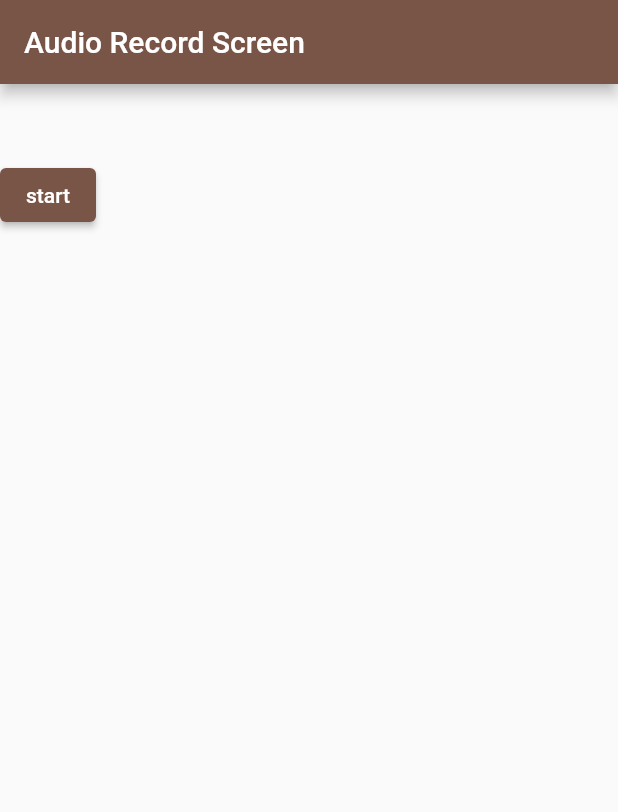
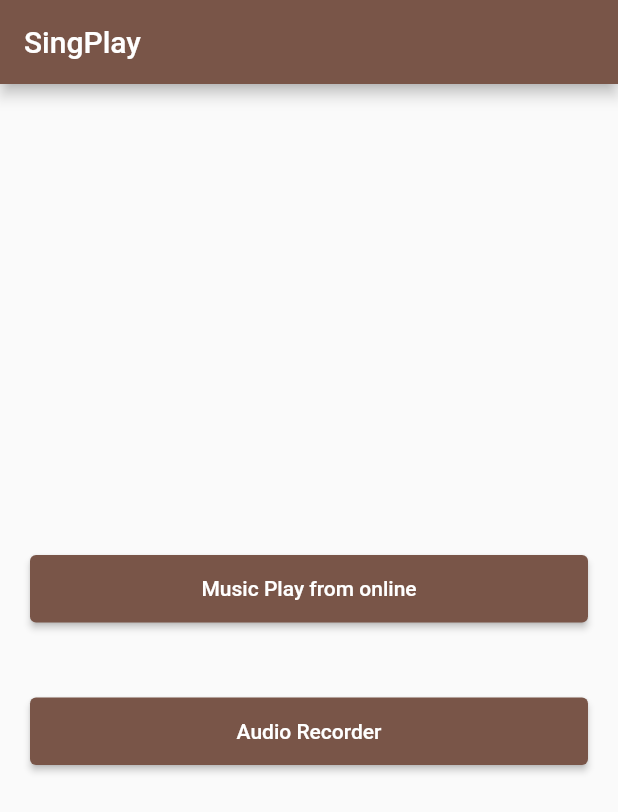
Before and after one commit to Nahin-CDR/singplay, a Flutter app: the screen it shows after launch, on a phone screen of 412 x 824 dp. Shown: the top 812 px of the screen. Run offline on Flutter 3.47's test engine with Material 2 defaults, Android fonts, the phone set to English and light mode, and no system bars; our stand-ins replace audio_video_progress_bar, audioplayers, just_audio; missing offline and left inert: record.

Commit message:
example4 added for audio recording

```diff
--- a/lib/example3/recordScreen.dart
+++ b/lib/example3/recordScreen.dart
@@ -1,5 +1,3 @@
-import 'dart:io';
-
 import 'package:flutter/material.dart';
 import 'package:record/record.dart';
 import 'package:audioplayers/audioplayers.dart';
--- /dev/null
+++ b/lib/homeScreen.dart
@@ -0,0 +1,48 @@
+import 'package:flutter/material.dart';
+import 'package:singplay/example2/musicScreen.dart';
+import 'package:singplay/example3/recordScreen.dart';
+import 'package:singplay/example4/recordScreen.dart';
+class HomeScreen extends StatelessWidget {
+  const HomeScreen({super.key});
+
+  @override
+  Widget build(BuildContext context) {
+    return Scaffold(
+      appBar: AppBar(
+        title: const Text("SingPlay"),
+      ),
+      body: Padding(
+        padding: const EdgeInsets.all(20),
+        child: Column(
+          mainAxisAlignment: MainAxisAlignment.center,
+          crossAxisAlignment: CrossAxisAlignment.center,
+          children: [
+            SizedBox(
+              height: 45,
+              width: double.infinity,
+              child: ElevatedButton(
+                  onPressed:(){
+                    Navigator.push(context, MaterialPageRoute(builder: (BuildContext context)=>const MusicScreen()));
+                  } ,
+                  child: const Text("Music Play from online")
+              ),
+            ),
+            const SizedBox(height: 50),
+            SizedBox(
+              width: double.infinity,
+              height: 45,
+              child: ElevatedButton(
+                  onPressed:(){
+                    Navigator.push(
+                        context,
+                        MaterialPageRoute(builder: (BuildContext context)=>const AudioRecorderPage()));
+                  } ,
+                  child: const Text("Audio Recorder")
+              ),
+            )
+          ],
+        ),
+      )
+    );
+  }
+}
--- a/lib/main.dart
+++ b/lib/main.dart
@@ -2,6 +2,8 @@ import 'package:flutter/material.dart';
 import 'package:flutter/services.dart';
 import 'package:singplay/example2/musicScreen.dart';
 import 'package:singplay/example3/recordScreen.dart';
+import 'package:singplay/example4/recordScreen.dart';
+import 'package:singplay/homeScreen.dart';
 
 void main(){
   // WidgetsFlutterBinding.ensureInitialized();
@@ -18,7 +20,7 @@ class MyApp extends StatelessWidget {
       theme: ThemeData(
         primarySwatch: Colors.brown
       ),
-      home: const AudioRecordScreen()//MusicScreen(),
+      home: const HomeScreen()//AudioRecorder()//AudioRecordScreen()//MusicScreen(),
     );
   }
 }
```
Also changed, not shown: lib/example4/recordScreen.dart (added, +258 -0 lines).
